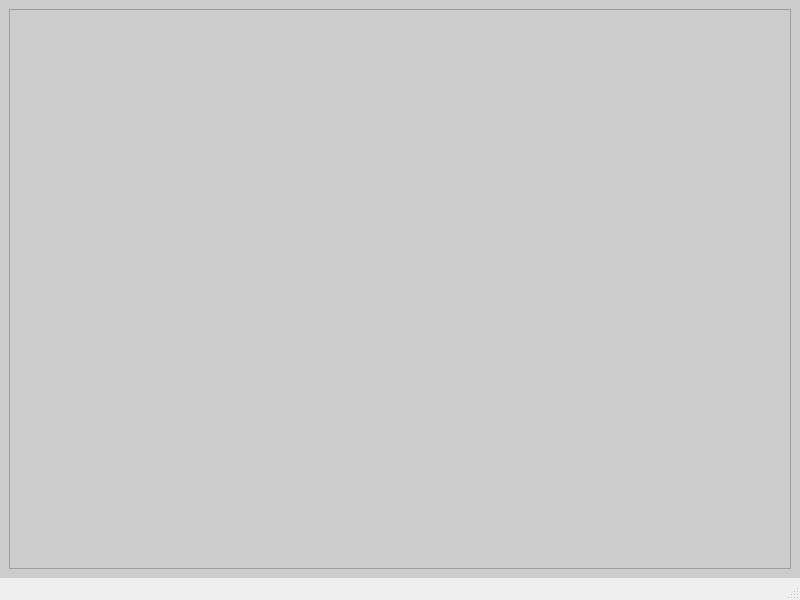
Above: Program_Files/UI_Files/adding_item_window.ui from Thomas1B/Electronics-Inventory-Program before the change. Below: the same form after it.
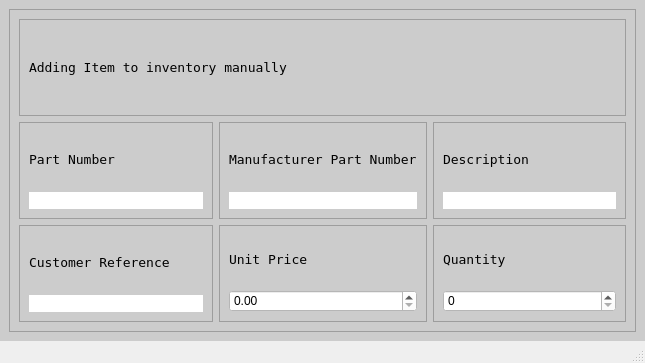
That is the form after the change. Icons and pictures are not drawn.

Patch:
```diff
--- a/Program_Files/UI_Files/adding_item_window.ui
+++ b/Program_Files/UI_Files/adding_item_window.ui
@@ -6,8 +6,8 @@
    <rect>
     <x>0</x>
     <y>0</y>
-    <width>800</width>
-    <height>600</height>
+    <width>645</width>
+    <height>363</height>
    </rect>
   </property>
   <property name="windowTitle">
@@ -21,8 +21,8 @@
    <property name="styleSheet">
     <string notr="true">background-color: rgb(204, 204, 204);</string>
    </property>
-   <layout class="QVBoxLayout" name="verticalLayout">
-    <item>
+   <layout class="QGridLayout" name="gridLayout">
+    <item row="1" column="0">
      <widget class="QFrame" name="frame">
       <property name="frameShape">
        <enum>QFrame::StyledPanel</enum>
@@ -30,6 +30,306 @@
       <property name="frameShadow">
        <enum>QFrame::Raised</enum>
       </property>
+      <layout class="QGridLayout" name="gridLayout_2">
+       <item row="0" column="0" colspan="3">
+        <widget class="QFrame" name="frame_8">
+         <property name="frameShape">
+          <enum>QFrame::StyledPanel</enum>
+         </property>
+         <property name="frameShadow">
+          <enum>QFrame::Raised</enum>
+         </property>
+         <layout class="QVBoxLayout" name="verticalLayout_7">
+          <item>
+           <widget class="QLabel" name="label_7">
+            <property name="font">
+             <font>
+              <family>Terminal</family>
+              <pointsize>10</pointsize>
+             </font>
+            </property>
+            <property name="text">
+             <string>Adding Item to inventory manually</string>
+            </property>
+           </widget>
+          </item>
+         </layout>
+        </widget>
+       </item>
+       <item row="1" column="0">
+        <widget class="QFrame" name="frame_2">
+         <property name="styleSheet">
+          <string notr="true">border-color: rgb(0, 0, 0);</string>
+         </property>
+         <property name="frameShape">
+          <enum>QFrame::StyledPanel</enum>
+         </property>
+         <property name="frameShadow">
+          <enum>QFrame::Raised</enum>
+         </property>
+         <layout class="QVBoxLayout" name="verticalLayout">
+          <item>
+           <widget class="QLabel" name="label">
+            <property name="font">
+             <font>
+              <family>Terminal</family>
+              <pointsize>10</pointsize>
+             </font>
+            </property>
+            <property name="text">
+             <string>Part Number</string>
+            </property>
+           </widget>
+          </item>
+          <item>
+           <widget class="QLineEdit" name="lineEdit_part_number">
+            <property name="font">
+             <font>
+              <family>Arial</family>
+              <pointsize>10</pointsize>
+             </font>
+            </property>
+            <property name="styleSheet">
+             <string notr="true">background-color: rgb(255, 255, 255);</string>
+            </property>
+            <property name="text">
+             <string/>
+            </property>
+            <property name="maxLength">
+             <number>255</number>
+            </property>
+            <property name="frame">
+             <bool>false</bool>
+            </property>
+            <property name="clearButtonEnabled">
+             <bool>true</bool>
+            </property>
+           </widget>
+          </item>
+         </layout>
+        </widget>
+       </item>
+       <item row="1" column="1">
+        <widget class="QFrame" name="frame_3">
+         <property name="frameShape">
+          <enum>QFrame::StyledPanel</enum>
+         </property>
+         <property name="frameShadow">
+          <enum>QFrame::Raised</enum>
+         </property>
+         <layout class="QVBoxLayout" name="verticalLayout_2">
+          <item>
+           <widget class="QLabel" name="label_2">
+            <property name="font">
+             <font>
+              <family>Terminal</family>
+              <pointsize>10</pointsize>
+             </font>
+            </property>
+            <property name="text">
+             <string>Manufacturer Part Number</string>
+            </property>
+           </widget>
+          </item>
+          <item>
+           <widget class="QLineEdit" name="lineEdit_manu_part_number">
+            <property name="font">
+             <font>
+              <family>Arial</family>
+              <pointsize>10</pointsize>
+             </font>
+            </property>
+            <property name="styleSheet">
+             <string notr="true">background-color: rgb(255, 255, 255);</string>
+            </property>
+            <property name="text">
+             <string/>
+            </property>
+            <property name="maxLength">
+             <number>255</number>
+            </property>
+            <property name="frame">
+             <bool>false</bool>
+            </property>
+            <property name="clearButtonEnabled">
+             <bool>true</bool>
+            </property>
+           </widget>
+          </item>
+         </layout>
+        </widget>
+       </item>
+       <item row="1" column="2">
+        <widget class="QFrame" name="frame_4">
+         <property name="frameShape">
+          <enum>QFrame::StyledPanel</enum>
+         </property>
+         <property name="frameShadow">
+          <enum>QFrame::Raised</enum>
+         </property>
+         <layout class="QVBoxLayout" name="verticalLayout_3">
+          <item>
+           <widget class="QLabel" name="label_3">
+            <property name="font">
+             <font>
+              <family>Terminal</family>
+              <pointsize>10</pointsize>
+             </font>
+            </property>
+            <property name="text">
+             <string>Description</string>
+            </property>
+           </widget>
+          </item>
+          <item>
+           <widget class="QLineEdit" name="lineEdit_description">
+            <property name="font">
+             <font>
+              <family>Arial</family>
+              <pointsize>10</pointsize>
+             </font>
+            </property>
+            <property name="styleSheet">
+             <string notr="true">background-color: rgb(255, 255, 255);</string>
+            </property>
+            <property name="text">
+             <string/>
+            </property>
+            <property name="maxLength">
+             <number>255</number>
+            </property>
+            <property name="frame">
+             <bool>false</bool>
+            </property>
+            <property name="clearButtonEnabled">
+             <bool>true</bool>
+            </property>
+           </widget>
+          </item>
+         </layout>
+        </widget>
+       </item>
+       <item row="2" column="0">
+        <widget class="QFrame" name="frame_5">
+         <property name="frameShape">
+          <enum>QFrame::StyledPanel</enum>
+         </property>
+         <property name="frameShadow">
+          <enum>QFrame::Raised</enum>
+         </property>
+         <layout class="QVBoxLayout" name="verticalLayout_4">
+          <item>
+           <widget class="QLabel" name="label_4">
+            <property name="font">
+             <font>
+              <family>Terminal</family>
+              <pointsize>10</pointsize>
+             </font>
+            </property>
+            <property name="text">
+             <string>Customer Reference</string>
+            </property>
+           </widget>
+          </item>
+          <item>
+           <widget class="QLineEdit" name="lineEdit_customer_ref">
+            <property name="font">
+             <font>
+              <family>Arial</family>
+              <pointsize>10</pointsize>
+             </font>
+            </property>
+            <property name="styleSheet">
+             <string notr="true">background-color: rgb(255, 255, 255);</string>
+            </property>
+            <property name="text">
+             <string/>
+            </property>
+            <property name="maxLength">
+             <number>255</number>
+            </property>
+            <property name="frame">
+             <bool>false</bool>
+            </property>
+            <property name="clearButtonEnabled">
+             <bool>true</bool>
+            </property>
+           </widget>
+          </item>
+         </layout>
+        </widget>
+       </item>
+       <item row="2" column="1">
+        <widget class="QFrame" name="frame_6">
+         <property name="frameShape">
+          <enum>QFrame::StyledPanel</enum>
+         </property>
+         <property name="frameShadow">
+          <enum>QFrame::Raised</enum>
+         </property>
+         <layout class="QVBoxLayout" name="verticalLayout_5">
+          <item>
+           <widget class="QLabel" name="label_5">
+            <property name="font">
+             <font>
+              <family>Terminal</family>
+              <pointsize>10</pointsize>
+             </font>
+            </property>
+            <property name="text">
+             <string>Unit Price</string>
+            </property>
+           </widget>
+          </item>
+          <item>
+           <widget class="QDoubleSpinBox" name="doubleSpinBox">
+            <property name="styleSheet">
+             <string notr="true">background-color: rgb(255, 255, 255);</string>
+            </property>
+            <property name="maximum">
+             <double>1000000.000000000000000</double>
+            </property>
+           </widget>
+          </item>
+         </layout>
+        </widget>
+       </item>
+       <item row="2" column="2">
+        <widget class="QFrame" name="frame_7">
+         <property name="frameShape">
+          <enum>QFrame::StyledPanel</enum>
+         </property>
+         <property name="frameShadow">
+          <enum>QFrame::Raised</enum>
+         </property>
+         <layout class="QVBoxLayout" name="verticalLayout_6">
+          <item>
+           <widget class="QLabel" name="label_6">
+            <property name="font">
+             <font>
+              <family>Terminal</family>
+              <pointsize>10</pointsize>
+             </font>
+            </property>
+            <property name="text">
+             <string>Quantity</string>
+            </property>
+           </widget>
+          </item>
+          <item>
+           <widget class="QSpinBox" name="spinBox">
+            <property name="styleSheet">
+             <string notr="true">background-color: rgb(255, 255, 255);</string>
+            </property>
+            <property name="maximum">
+             <number>1000000</number>
+            </property>
+           </widget>
+          </item>
+         </layout>
+        </widget>
+       </item>
+      </layout>
      </widget>
     </item>
    </layout>
```
Left out of the diff: 2 changed lines with no effect on the pictures.
